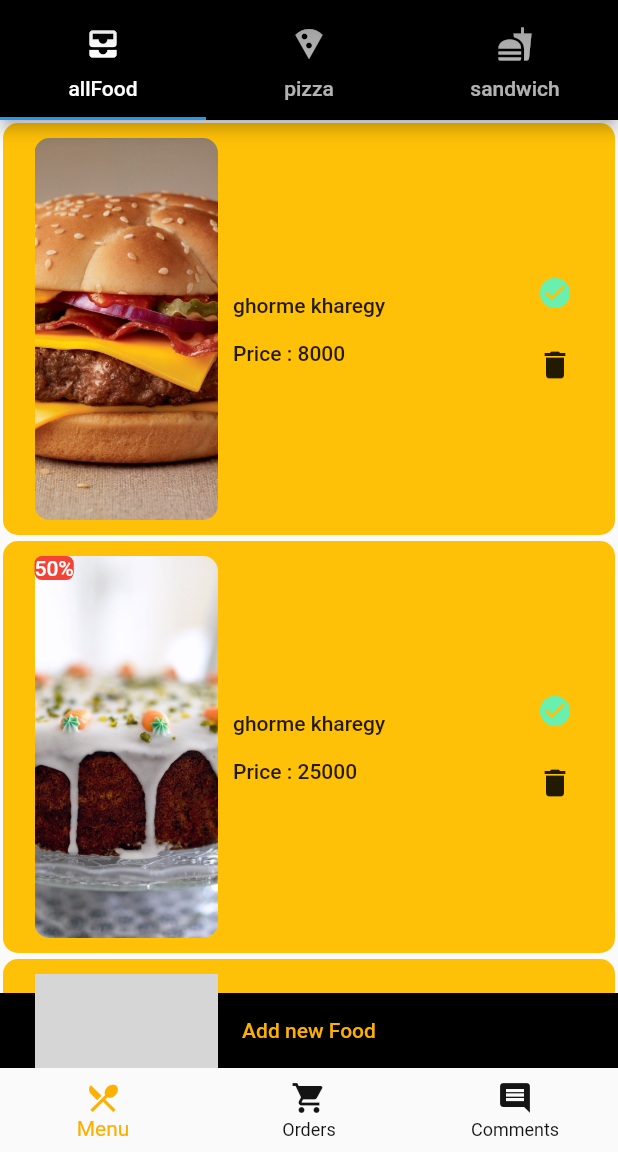
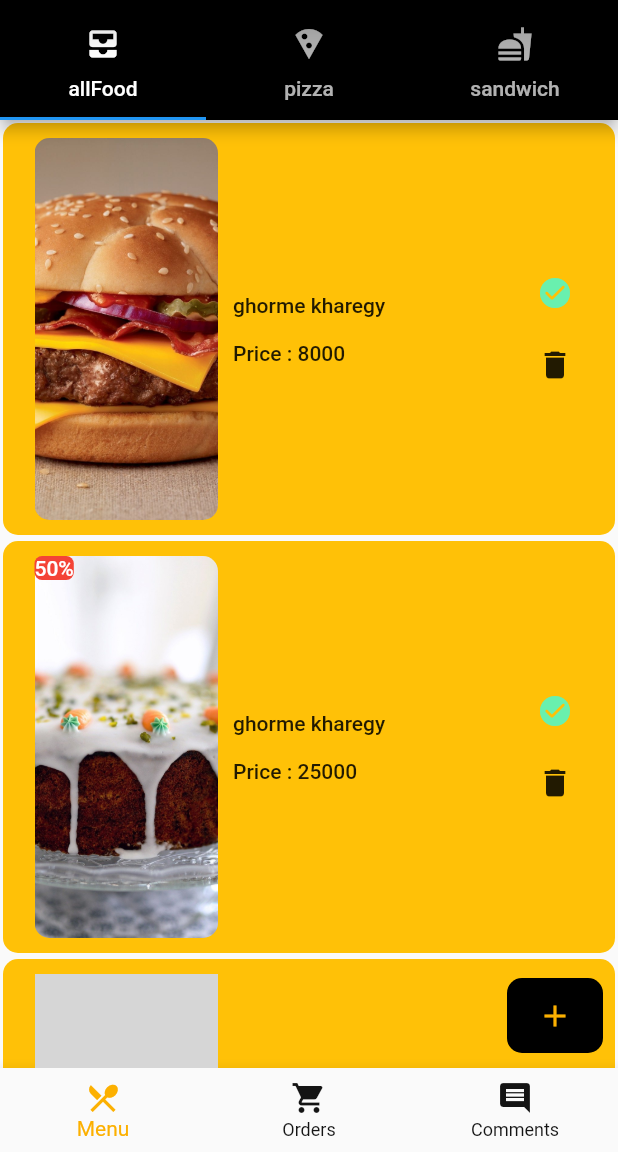
Before and after one commit to seyed-mostafa/seller_app, a Flutter app: the screen it shows after launch, on a phone screen of 412 x 824 dp, the part 84-1236 px from its top. Run offline on Flutter 3.47's test engine with Material 2 defaults, Android fonts, the phone set to English and light mode, and no system bars; our stand-ins replace google_maps_flutter; statements that could not run were skipped; grey boxes are pictures that could not be loaded.

Commit message:
دکمه ی ادد اصلاح شد.

```diff
--- a/lib/Pages/MenuPage.dart
+++ b/lib/Pages/MenuPage.dart
@@ -148,20 +148,6 @@ class _FoodMenuState extends State<FoodMenu> {
             children: List.generate(widget.currentRestaurant.getMenu().length, (index) => showFood(index)),
           )
         ),
-        Positioned(
-            height: 50,
-            width: MediaQuery.of(context).size.width,
-            bottom: 0,
-            child: Container(
-              color: Colors.black,
-              child: TextButton(
-                child: Text("Add new Food", style: TextStyle(color: theme.yellow),),
-                onPressed: (){
-                  Navigator.pushReplacement(context, MaterialPageRoute(builder: (context) => AddFood( widget.currentRestaurant)));
-                },
-              ),
-            )
-        )
       ],
     );
   }
--- a/lib/Pages/Nav.dart
+++ b/lib/Pages/Nav.dart
@@ -6,6 +6,8 @@ import 'package:seller_app/Pages/CommentsPage.dart';
 import 'package:seller_app/Pages/OrdersPage.dart';
 import 'package:seller_app/Pages/tabBar.dart';
 import 'package:seller_app/appBar.dart';
+
+import 'AddFoodPage.dart';
 
 
 
@@ -23,11 +25,34 @@ class _NavState extends State<Nav> {
   int _selectedIndex = 0;
 
   showScreen(){
-    if(_selectedIndex == 0){
-      return tabBar( widget.currentRestaurant);
-    }else if(_selectedIndex == 1){
+    if(_selectedIndex == 0){//Menu
+      return Stack(
+        children: [
+          tabBar( widget.currentRestaurant),
+
+          //add button
+          Positioned(
+              height: 50,
+              right: 10,
+              bottom: 10,
+              child: Container(
+                decoration: BoxDecoration(
+                  borderRadius: BorderRadius.circular(10),
+                  color: Colors.black,
+                ),
+                child: TextButton(
+                  child: Icon(Icons.add, color: theme.yellow,),
+                  onPressed: (){
+                    Navigator.pushReplacement(context, MaterialPageRoute(builder: (context) => AddFood( widget.currentRestaurant)));
+                  },
+                ),
+              )
+          )
+        ],
+      );
+    }else if(_selectedIndex == 1){//Orders
       return Orders( widget.currentRestaurant);
-    }else if(_selectedIndex == 2){
+    }else if(_selectedIndex == 2){//Comments
       return CommentsPage( widget.currentRestaurant);
     }
   }
```
Also changed, not shown: lib/Pages/MenuPagePizza.dart (+0 -14 lines), lib/Pages/MenuPageSandwich.dart (+0 -14 lines).
